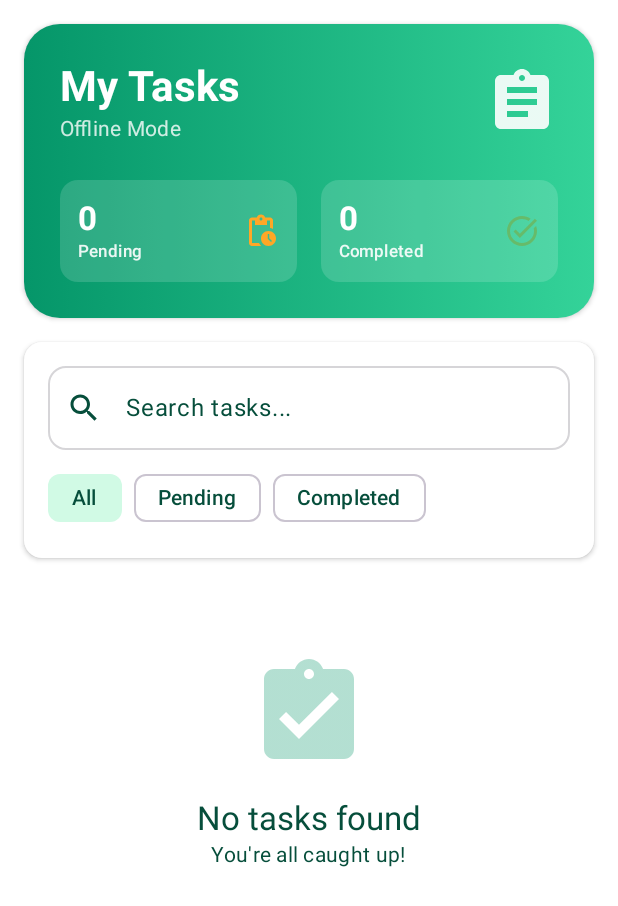
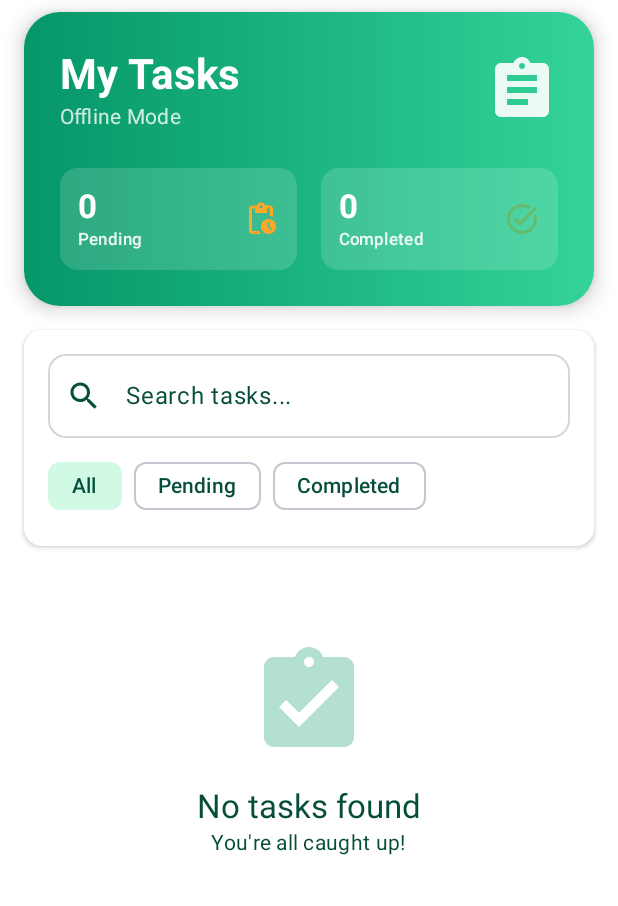
Before and after one commit to Vincentjhon31/SUMVILTAD, an Android app built with Jetpack Compose: the composable TasksScreen shown on its own in the app's theme, on a phone screen of 412 x 824 dp. Shown: the top 906 px of the screen. Run offline under Robolectric (Android 15) with nearby library versions, the phone set to English and light mode, and no system bars; our stand-ins replace accompanist; network calls fail.

Commit message:
fix: Improve UI responsiveness and spacing consistency
- Added vertical padding to header cards in DashboardScreen, IrrigationScheduleScreen
- Fixed excessive top spacing in TasksScreen LazyColumn
- Removed duplicate FAB from CropHealthScreen (now using global FAB)
- Standardized card padding/margins across all screens for consistency

```diff
--- a/app/build.gradle.kts
+++ b/app/build.gradle.kts
@@ -17,8 +17,8 @@ android {
         // App Versioning - Follow Semantic Versioning (MAJOR.MINOR.PATCH)
         // versionCode must be incremented for each release to Play Store/GitHub
         // versionName is the user-visible version string
-        versionCode = 120         // Increment by 1 for each release
-        versionName = "1.2.0"     // Update following SemVer: MAJOR.MINOR.PATCH
+        versionCode = 121         // Increment by 1 for each release
+        versionName = "1.2.1"     // Update following SemVer: MAJOR.MINOR.PATCH
 
         testInstrumentationRunner = "androidx.test.runner.AndroidJUnitRunner"
 
--- a/app/src/main/java/com/zynt/sumviltadconnect/ui/screens/DashboardScreen.kt
+++ b/app/src/main/java/com/zynt/sumviltadconnect/ui/screens/DashboardScreen.kt
@@ -161,7 +161,7 @@ private fun EnhancedHeader(userName: String) {
     Card(
         modifier = Modifier
             .fillMaxWidth()
-            .padding(horizontal = AppDimensions.paddingMedium()),
+            .padding(horizontal = AppDimensions.paddingMedium(), vertical = AppDimensions.paddingSmall()),
         elevation = CardDefaults.cardElevation(defaultElevation = AppDimensions.paddingSmall()),
         shape = RoundedCornerShape(AppDimensions.paddingLarge())
     ) {
--- a/app/src/main/java/com/zynt/sumviltadconnect/ui/screens/IrrigationScheduleScreen.kt
+++ b/app/src/main/java/com/zynt/sumviltadconnect/ui/screens/IrrigationScheduleScreen.kt
@@ -384,12 +384,13 @@ private fun EnhancedIrrigationHeader() {
     Card(
         modifier = Modifier
             .fillMaxWidth()
-            .padding(horizontal = AppDimensions.paddingMedium()),
+            .padding(horizontal = AppDimensions.paddingMedium(), vertical = AppDimensions.paddingSmall()),
         elevation = CardDefaults.cardElevation(defaultElevation = AppDimensions.paddingSmall()),
         shape = RoundedCornerShape(AppDimensions.paddingLarge())
     ) {
         Box(
             modifier = Modifier
+                .fillMaxWidth()
                 .background(
                     Brush.horizontalGradient(
                         colors = listOf(
--- a/app/src/main/java/com/zynt/sumviltadconnect/ui/screens/ProfileScreen.kt
+++ b/app/src/main/java/com/zynt/sumviltadconnect/ui/screens/ProfileScreen.kt
@@ -535,7 +535,7 @@ fun ProfileScreen(
                             )
                             Spacer(modifier = Modifier.height(8.dp))
                             Text(
-                                "To revolutionize rice farming in the Philippines by making advanced disease detection technology accessible to every farmer.",
+                                "To revolutionize rice farming in the Sumviltad Comminity by making advanced disease detection technology accessible to every farmer.",
                                 style = MaterialTheme.typography.bodyMedium,
                                 color = MaterialTheme.colorScheme.onSurface
                             )
@@ -562,8 +562,7 @@ fun ProfileScreen(
                             Spacer(modifier = Modifier.height(12.dp))
 
                             GoalItem("Provide 95%+ accurate disease detection")
-                            GoalItem("Reach 10,000+ farmers nationwide")
-                            GoalItem("Reduce crop losses by 50%")
+                            GoalItem("Reach 400+ Sumviltad farmers")
                             GoalItem("Build a thriving farming community")
                         }
                     }
--- a/app/src/main/java/com/zynt/sumviltadconnect/ui/screens/SplashActivity.kt
+++ b/app/src/main/java/com/zynt/sumviltadconnect/ui/screens/SplashActivity.kt
@@ -266,8 +266,9 @@ fun SplashScreen(onTimeout: () -> Unit) {
                 .alpha(alpha * 0.8f),
             horizontalAlignment = Alignment.CenterHorizontally
         ) {
+            // Powered By AI Removed
             Text(
-                text = "Powered by AI",
+                text = "",
                 fontSize = 12.sp,
                 color = MaterialTheme.colorScheme.onSurfaceVariant
             )
--- a/app/src/main/java/com/zynt/sumviltadconnect/ui/screens/TasksScreen.kt
+++ b/app/src/main/java/com/zynt/sumviltadconnect/ui/screens/TasksScreen.kt
@@ -77,7 +77,7 @@ fun TasksScreen(vm: TasksViewModel = viewModel()) {
                 LazyColumn(
                     modifier = Modifier.fillMaxSize(),
                     contentPadding = PaddingValues(
-                        top = padding.calculateTopPadding() + AppDimensions.paddingMedium(),
+                        top = padding.calculateTopPadding() + AppDimensions.paddingSmall(),
                         bottom = padding.calculateBottomPadding() + AppDimensions.paddingMedium(),
                         start = AppDimensions.paddingMedium(),
                         end = AppDimensions.paddingMedium()
@@ -146,8 +146,8 @@ private fun EnhancedTasksHeader(
 ) {
     Card(
         modifier = Modifier.fillMaxWidth(),
-        shape = RoundedCornerShape(AppDimensions.paddingLarge()),
-        elevation = CardDefaults.cardElevation(defaultElevation = AppDimensions.cardElevation())
+        elevation = CardDefaults.cardElevation(defaultElevation = AppDimensions.paddingSmall()),
+        shape = RoundedCornerShape(AppDimensions.paddingLarge())
     ) {
         Box(
             modifier = Modifier
```
Also changed, not shown: app/src/main/java/com/zynt/sumviltadconnect/ui/screens/CropHealthScreen.kt (+0 -16 lines), 1 other file.
